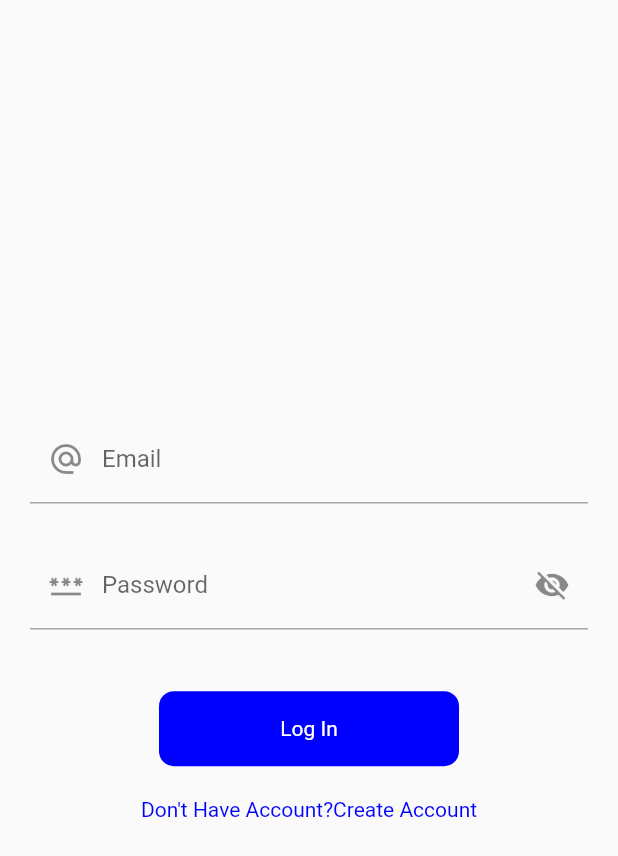
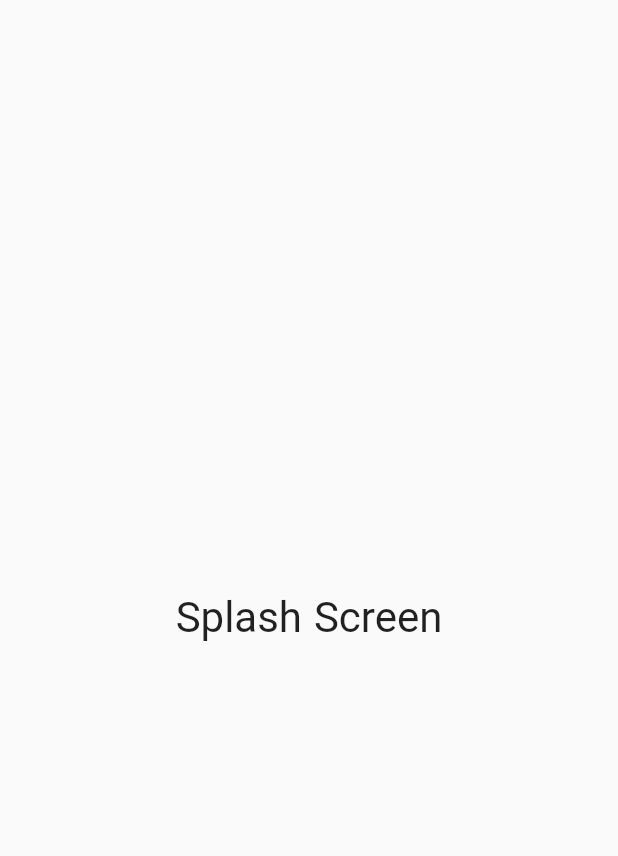
Before and after one commit to Avinash174/MVVM_Try_Provider, a Flutter app: the first screen one second after launch, on a phone screen of 412 x 824 dp. Shown: the top 856 px of the screen. Run offline on Flutter 3.47's test engine with Material 2 defaults, Android fonts, the phone set to English and light mode, and no system bars; our stand-ins replace another_flushbar, fluttertoast, shared_preferences.

Commit message:
new changes done

```diff
--- a/lib/main.dart
+++ b/lib/main.dart
@@ -35,7 +35,7 @@ class MyApp extends StatelessWidget {
           colorScheme: ColorScheme.fromSeed(seedColor: Colors.blue),
         ),
         // initialRoute: RoutesName.home,
-        initialRoute: RoutesName.login,
+        initialRoute: RoutesName.splash,
         onGenerateRoute: Routes.generateRoute,
       ),
     );
--- a/lib/routes/routes.dart
+++ b/lib/routes/routes.dart
@@ -1,4 +1,5 @@
 class RoutesName {
+  static const String splash = 'splash_screen';
   static const String login = 'login_screen';
   static const String home = 'home_screen';
   static const String signUp = 'sign_up_screen';
--- a/lib/routes/routes_name.dart
+++ b/lib/routes/routes_name.dart
@@ -3,6 +3,7 @@ import 'package:mvvm_try/routes/routes.dart';
 import 'package:mvvm_try/screens/home.screen/home_screen.dart';
 import 'package:mvvm_try/screens/login.screen/login_screen.dart';
 import 'package:mvvm_try/screens/signup.screen/signup_screen.dart';
+import 'package:mvvm_try/screens/splash.screen/splash.dart';
 
 class Routes {
   static Route<dynamic> generateRoute(RouteSettings settings) {
@@ -10,6 +11,10 @@ class Routes {
       case RoutesName.home:
         return MaterialPageRoute(
           builder: (context) => const HomeScreen(),
+        );
+      case RoutesName.splash:
+        return MaterialPageRoute(
+          builder: (_) => const SplashScreen(),
         );
       case RoutesName.login:
         return MaterialPageRoute(
--- a/lib/screens/login.screen/login_screen.dart
+++ b/lib/screens/login.screen/login_screen.dart
@@ -37,6 +37,7 @@ class _LogInScreenState extends State<LogInScreen> {
   @override
   Widget build(BuildContext context) {
     final loginViewModel = Provider.of<LogInViewModel>(context);
+
     final height = MediaQuery.of(context).size.height * 1;
     final width = MediaQuery.of(context).size.width * 1;
     return Scaffold(
--- a/lib/screens/login.screen/user_view_model.dart
+++ b/lib/screens/login.screen/user_view_model.dart
@@ -21,6 +21,7 @@ class UserViewModel with ChangeNotifier {
   Future<bool> remove() async {
     final SharedPreferences sharedPreferences =
         await SharedPreferences.getInstance();
-    return sharedPreferences.clear();
+    sharedPreferences.remove('token');
+    return true;
   }
 }
--- /dev/null
+++ b/lib/screens/splash.screen/splash.dart
@@ -0,0 +1,38 @@
+import 'package:flutter/material.dart';
+import 'package:mvvm_try/services/solash_services.dart';
+
+class SplashScreen extends StatefulWidget {
+  const SplashScreen({super.key});
+
+  @override
+  State<SplashScreen> createState() => _SplashScreenState();
+}
+
+class _SplashScreenState extends State<SplashScreen> {
+  SplashServices splashServices = SplashServices();
+  void initState() {
+    super.initState();
+    splashServices.checkAuthantication(context);
+  }
+
+  @override
+  Widget build(BuildContext context) {
+    return const Scaffold(
+      body: Column(
+        mainAxisAlignment: MainAxisAlignment.center,
+        crossAxisAlignment: CrossAxisAlignment.center,
+        children: [
+          Center(
+            child: Text(
+              'Splash Screen',
+              style: TextStyle(
+                fontSize: 28,
+                wordSpacing: 1,
+              ),
+            ),
+          )
+        ],
+      ),
+    );
+  }
+}
```
Also changed, not shown: lib/screens/home.screen/home_screen.dart (+9 -1 lines), lib/services/solash_services.dart (added, +27 -0 lines).
